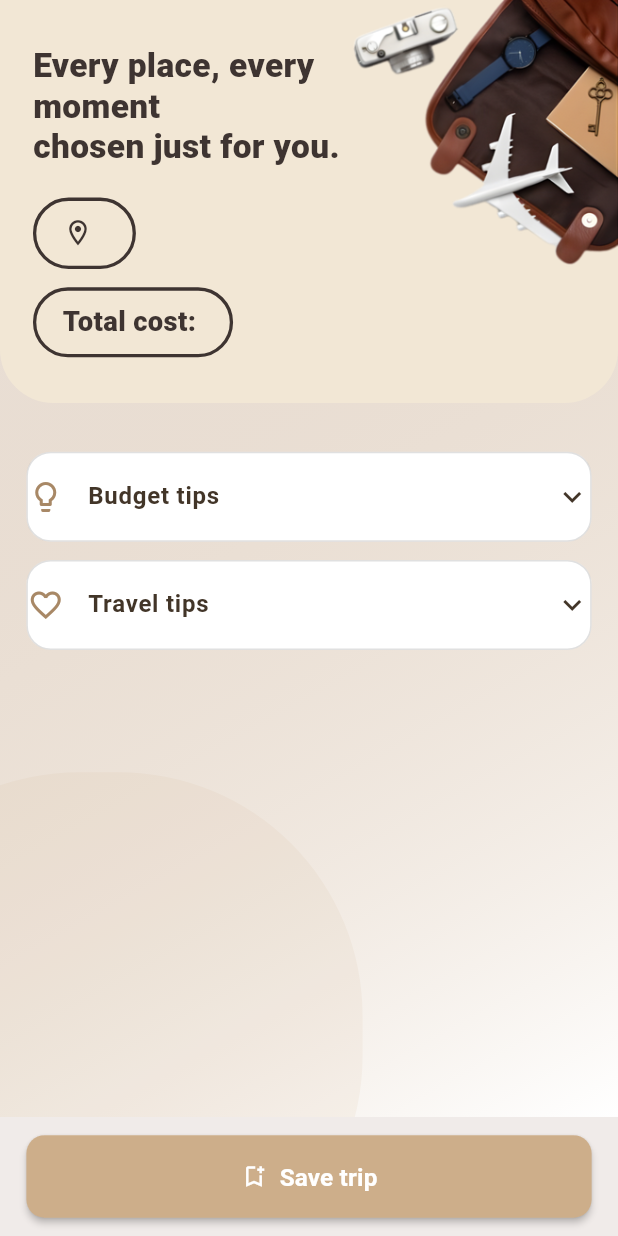
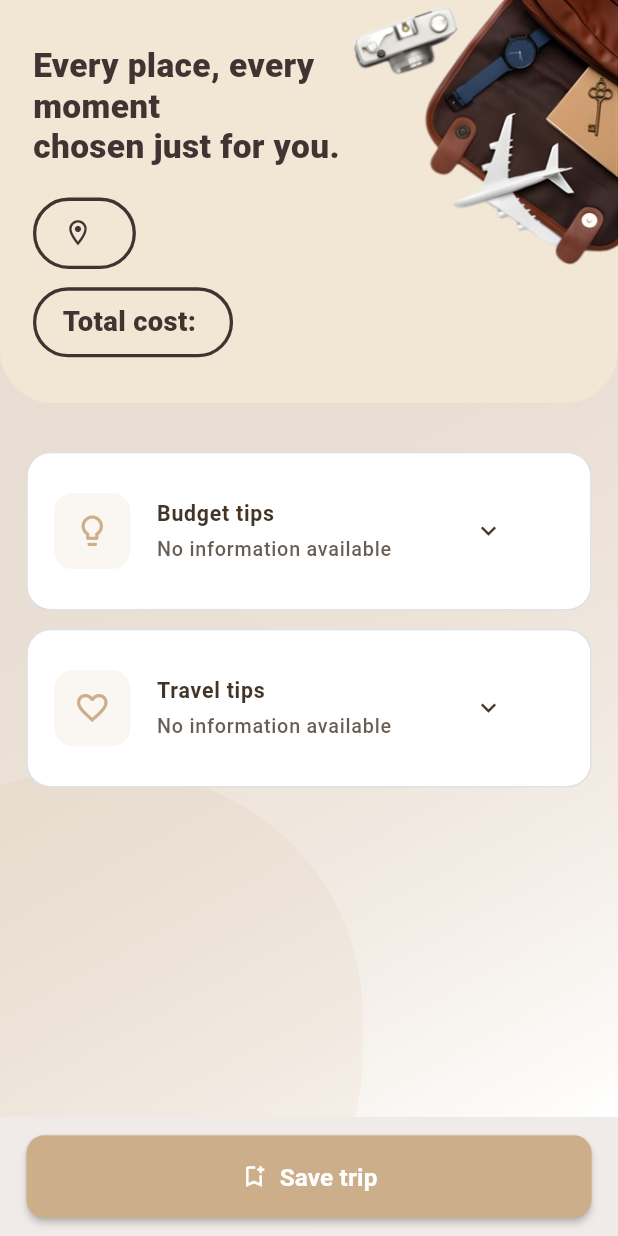
Before and after one commit to Khaled-shahien/Rahhala_App, a Flutter app: the TripDetailsScreen screen opened directly with empty values, on a phone screen of 412 x 824 dp. Run offline on Flutter 3.47's test engine with Material 3 defaults, Android fonts, the phone set to English and light mode, and no system bars; our stand-ins replace cached_network_image, camera, country_picker, curved_navigation_bar, dartz, dio and 11 more; missing offline and left inert: photo_manager; accounts and stored records are empty; project files that could hold a hidden picture were left out.

Commit message:
feat(trip_details): add emergency contact support and display in trip details

```diff
--- a/lib/features/ai_recommendation/data/models/trip_plan_model.dart
+++ b/lib/features/ai_recommendation/data/models/trip_plan_model.dart
@@ -4,11 +4,13 @@ class TripPlanResponse extends Equatable {
   final bool success;
   final TripPlan response;
   final int savedId;
+  final String? tripId; // New field to store the returned tripId from Save_Trip
 
   const TripPlanResponse({
     required this.success,
     required this.response,
     required this.savedId,
+    this.tripId,
   });
 
   factory TripPlanResponse.fromJson(Map<String, dynamic> json) {
@@ -16,11 +18,12 @@ class TripPlanResponse extends Equatable {
       success: json['success'] ?? false,
       response: TripPlan.fromJson(json['tripData'] ?? {}),
       savedId: json['savedId'] ?? 0,
+      tripId: json['tripId']?.toString(),
     );
   }
 
   @override
-  List<Object?> get props => [success, response, savedId];
+  List<Object?> get props => [success, response, savedId, tripId];
 }
 
 class TripPlan extends Equatable {
@@ -29,6 +32,7 @@ class TripPlan extends Equatable {
   final String totalEstimatedCost;
   final String budgetTips;
   final String travelTips;
+  final String emergencyContact;
 
   const TripPlan({
     required this.destination,
@@ -36,6 +40,7 @@ class TripPlan extends Equatable {
     required this.totalEstimatedCost,
     required this.budgetTips,
     required this.travelTips,
+    required this.emergencyContact,
   });
 
   factory TripPlan.fromJson(Map<String, dynamic> json) {
@@ -48,12 +53,19 @@ class TripPlan extends Equatable {
       totalEstimatedCost: json['totalEstimatedCost']?.toString() ?? "0",
       budgetTips: json['budgetTips'] ?? '',
       travelTips: json['travelTips'] ?? '',
+      emergencyContact: json['emergencycontact']?.toString() ?? '',
     );
   }
 
   @override
-  List<Object?> get props =>
-      [destination, days, totalEstimatedCost, budgetTips, travelTips];
+  List<Object?> get props => [
+        destination,
+        days,
+        totalEstimatedCost,
+        budgetTips,
+        travelTips,
+        emergencyContact
+      ];
 }
 
 class DailyPlan extends Equatable {
--- a/lib/features/ai_recommendation/data/repositories/gemini_repository_impl.dart
+++ b/lib/features/ai_recommendation/data/repositories/gemini_repository_impl.dart
@@ -145,6 +145,7 @@ class GeminiRepositoryImpl implements GeminiRepository {
             'totalEstimatedCost': tripPlan.response.totalEstimatedCost,
             'budgetTips': tripPlan.response.budgetTips,
             'travelTips': tripPlan.response.travelTips,
+            'emergencycontact': tripPlan.response.emergencyContact,
             'tripId': '00000000-0000-0000-0000-000000000000', // Default tripId
           },
           'geminiRequest': geminiRequest,
--- a/lib/features/ai_recommendation/presentation/pages/trip_details_screen.dart
+++ b/lib/features/ai_recommendation/presentation/pages/trip_details_screen.dart
@@ -64,10 +64,12 @@ class _TripDetailsScreenState extends State<TripDetailsScreen> {
         },
         (data) {
           if (data['success'] == true) {
+            final savedTripId = data['tripId'] ?? 'N/A';
             showAppNotification(
               context: context,
               title: 'Saved',
-              message: data['message'] ?? 'Trip saved successfully.',
+              message:
+                  '${data['message'] ?? 'Trip saved successfully.'}\nTrip ID: $savedTripId',
             );
           } else {
             HapticFeedback.mediumImpact();
@@ -130,6 +132,9 @@ class _TripDetailsScreenState extends State<TripDetailsScreen> {
                         icon: Icons.favorite_border,
                         title: "Travel tips",
                         content: plan.travelTips,
+                      ),
+                      _buildEmergencyContactSection(
+                        emergencyContact: plan.emergencyContact,
                       ),
                       SizedBox(height: 32.h),
                     ],
@@ -466,28 +471,131 @@ class _TripDetailsScreenState extends State<TripDetailsScreen> {
     return Container(
       margin: EdgeInsets.only(bottom: 12.h),
       decoration: BoxDecoration(
-          color: Colors.white,
-          borderRadius: BorderRadius.circular(16.r),
-          border: Border.all(color: Colors.black12)),
+        color: Colors.white,
+        borderRadius: BorderRadius.circular(16.r),
+        border: Border.all(color: Colors.black12),
+      ),
       child: CustomExpansionTile(
-        leading: Icon(icon, color: lightBorderColor),
-        title: Text(
-          title,
-          style: const TextStyle(
-              color: primaryTextColor, fontWeight: FontWeight.bold),
+        tilePadding: EdgeInsets.all(16.w),
+        title: Row(
+          children: [
+            Container(
+              padding: EdgeInsets.all(12.w),
+              decoration: BoxDecoration(
+                color: AppColors.primary.withOpacity(0.1),
+                borderRadius: BorderRadius.circular(12.r),
+              ),
+              child: Icon(
+                icon,
+                color: AppColors.primary,
+                size: 24.sp,
+              ),
+            ),
+            SizedBox(width: 16.w),
+            Expanded(
+              child: Column(
+                crossAxisAlignment: CrossAxisAlignment.start,
+                children: [
+                  Text(
+                    title,
+                    style: TextStyle(
+                      color: primaryTextColor,
+                      fontSize: 14.sp,
+                      fontWeight: FontWeight.bold,
+                    ),
+                  ),
+                  SizedBox(height: 4.h),
+                  Text(
+                    content.isEmpty ? "No information available" : content,
+                    style: TextStyle(
+                      color: primaryTextColor.withOpacity(0.8),
+                      fontSize: 13.sp,
+                      fontWeight: FontWeight.w500,
+                    ),
+                    maxLines: 2,
+                    overflow: TextOverflow.ellipsis,
+                  ),
+                ],
+              ),
+            ),
+            Icon(
+              Icons.keyboard_arrow_down,
+              color: primaryTextColor,
+              size: 20.sp,
+            ),
+          ],
         ),
-        iconColor: primaryTextColor,
-        collapsedIconColor: primaryTextColor,
+        iconColor: Colors.transparent,
+        collapsedIconColor: Colors.transparent,
         children: [
           Container(
-            padding: EdgeInsets.all(16.w),
+            padding: EdgeInsets.fromLTRB(16.w, 0, 16.w, 16.w),
             alignment: Alignment.centerLeft,
             child: Text(
-              content.isEmpty ? "No tips" : content,
+              content.isEmpty ? "No information available" : content,
               style: TextStyle(fontSize: 13.sp, color: primaryTextColor),
             ),
           )
         ],
+      ),
+    );
+  }
+
+  Widget _buildEmergencyContactSection({required String emergencyContact}) {
+    if (emergencyContact.isEmpty) {
+      return const SizedBox.shrink();
+    }
+
+    return Container(
+      margin: EdgeInsets.only(bottom: 12.h),
+      decoration: BoxDecoration(
+        color: Colors.white,
+        borderRadius: BorderRadius.circular(16.r),
+        border: Border.all(color: Colors.black12),
+      ),
+      child: Padding(
+        padding: EdgeInsets.all(16.w),
+        child: Row(
+          children: [
+            Container(
+              padding: EdgeInsets.all(12.w),
+              decoration: BoxDecoration(
+                color: AppColors.primary.withOpacity(0.1),
+                borderRadius: BorderRadius.circular(12.r),
+              ),
+              child: Icon(
+                Icons.emergency_outlined,
+                color: AppColors.primary,
+                size: 24.sp,
+              ),
+            ),
+            SizedBox(width: 16.w),
+            Expanded(
+              child: Column(
+                crossAxisAlignment: CrossAxisAlignment.start,
+                children: [
+                  Text(
+                    "Emergency Contact",
+                    style: TextStyle(
+                      color: primaryTextColor,
+                      fontSize: 14.sp,
+                      fontWeight: FontWeight.bold,
+                    ),
+                  ),
+                  SizedBox(height: 4.h),
+                  Text(
+                    emergencyContact,
+                    style: TextStyle(
+                      color: primaryTextColor.withOpacity(0.8),
+                      fontSize: 13.sp,
+                      fontWeight: FontWeight.w500,
+                    ),
+                  ),
+                ],
+              ),
+            ),
+          ],
+        ),
       ),
     );
   }
--- a/lib/features/chatbot/presentation/cubit/chat_bot_cubit.dart
+++ b/lib/features/chatbot/presentation/cubit/chat_bot_cubit.dart
@@ -1,6 +1,5 @@
 import 'package:flutter_bloc/flutter_bloc.dart';
 import 'package:rahhala_app/features/chatbot/domain/entities/chat_message.dart';
-import 'package:rahhala_app/features/chatbot/domain/repositories/chat_bot_repository.dart';
 import 'package:rahhala_app/features/chatbot/domain/usecases/send_message_usecase.dart';
 import 'package:rahhala_app/features/chatbot/domain/usecases/stream_message_usecase.dart';
 import 'package:rahhala_app/features/chatbot/domain/usecases/create_context_usecase.dart';
--- a/lib/features/custom_trip/utils/trip_mapper.dart
+++ b/lib/features/custom_trip/utils/trip_mapper.dart
@@ -41,6 +41,7 @@ class TripMapper {
       totalEstimatedCost: tripData.totalEstimatedCost,
       budgetTips: '', // Not provided in the response
       travelTips: tripData.travelTips,
+      emergencyContact: '', // Not provided in the response
     );
 
     // Create TripPlanResponse
```
Also changed, not shown: 2 other files.
